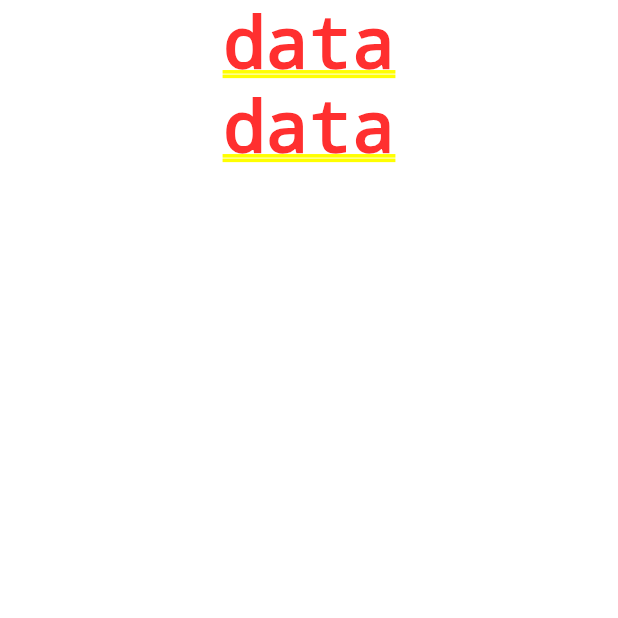
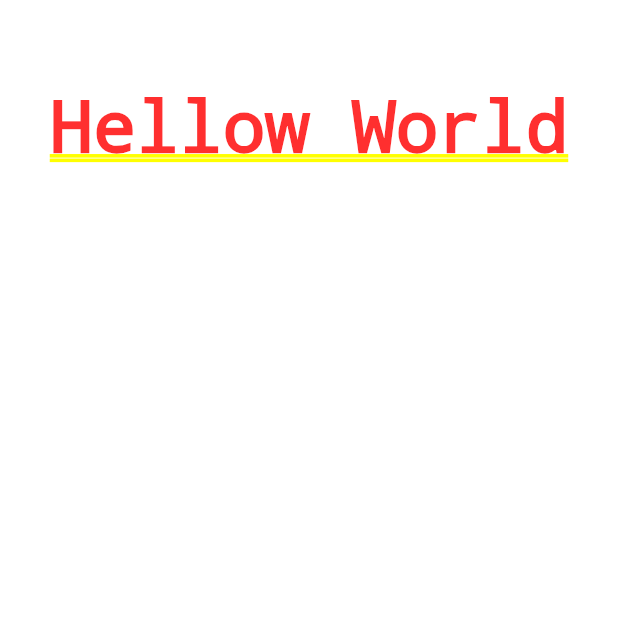
Before and after one commit to itsdstar/---Test-Code---Flutter---, a Flutter app: the screen it shows after launch, on a phone screen of 412 x 824 dp, the top half of it. Run offline on Flutter 3.47's test engine with Material 2 defaults, Android fonts, the phone set to English and light mode, and no system bars.

Commit message:
Test Change

```diff
--- a/flutter_application_2/lib/main.dart
+++ b/flutter_application_2/lib/main.dart
@@ -10,7 +10,7 @@ class MyApp extends StatelessWidget {
     return MaterialApp(
       home: Container(
         child: Column(
-          children: [Text("data"), Text("data")],
+          children: [Text(""), Text("Hellow World")],
         ),
       ),
     );
```
